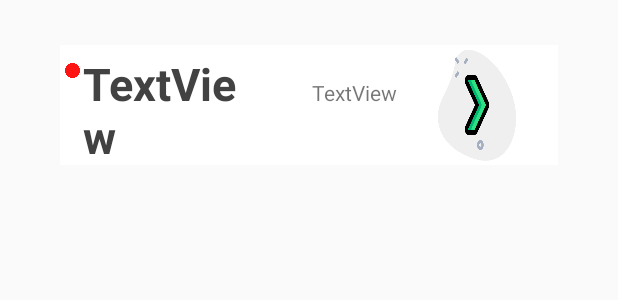
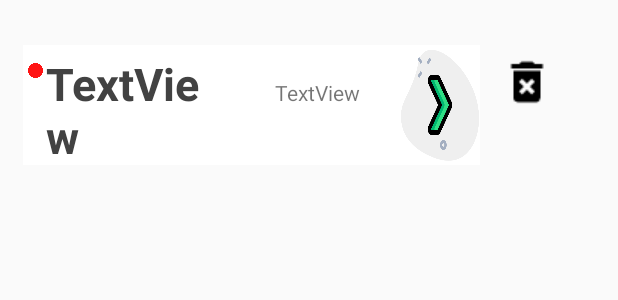
Before and after one commit to klitna/AppIncidencias-SQL, an Android app: the layout item_list.xml on its own in the app's theme, with its tools: preview values and no code run, on a phone screen of 412 x 824 dp. Shown: the top 300 px of the screen. Run offline under Robolectric (Android 15) with nearby library versions, the phone set to English and light mode, and no system bars.

Commit message:
delete item working more or less

```diff
--- a/app/src/main/java/com/example/myapplication/DB/IncidenciaDBHelper.java
+++ b/app/src/main/java/com/example/myapplication/DB/IncidenciaDBHelper.java
@@ -56,8 +56,6 @@ public class IncidenciaDBHelper extends SQLiteOpenHelper {
 
     public void deleteIncidence(SQLiteDatabase db, String idDelete)
     {
-        //SQLiteDatabase db = this.getWritableDatabase();
-
         db.execSQL("DELETE FROM " + IncidenciaEntry.TABLE_NAME+ " WHERE Id = "+Integer.parseInt(idDelete));
         db.close();
     }
--- a/app/src/main/res/layout/item_list.xml
+++ b/app/src/main/res/layout/item_list.xml
@@ -1,4 +1,9 @@
 <?xml version="1.0" encoding="utf-8"?>
+<LinearLayout android:layout_height="wrap_content"
+    xmlns:android="http://schemas.android.com/apk/res/android"
+    android:layout_width="wrap_content"
+    android:background="@color/transparent"
+    android:orientation="horizontal">
     <GridLayout xmlns:android="http://schemas.android.com/apk/res/android"
         xmlns:app="http://schemas.android.com/apk/res-auto"
         xmlns:tools="http://schemas.android.com/tools"
@@ -6,8 +11,7 @@
         android:layout_height="80dp"
         android:clickable="true"
         android:layout_width="match_parent"
-    android:layout_marginRight="40dp"
-    android:layout_marginLeft="40dp"
+        android:layout_marginLeft="15dp"
         android:layout_marginTop="30dp"
         android:background="@color/white"
         android:gravity="center"
@@ -96,8 +100,15 @@
             android:layout_columnSpan="2"
             android:layout_x="310dp"
             android:layout_y="2dp"
-        android:background="@drawable/next"
-        android:scaleType="fitXY"></ImageButton>
+            android:onClick="onItemClick"
+            android:background="@drawable/next"></ImageButton>
+    </GridLayout>
 
-
-</GridLayout>
+    <ImageButton
+        android:id="@+id/deleteItem"
+        android:layout_width="wrap_content"
+        android:layout_height="wrap_content"
+        android:background="@drawable/delete"
+        android:layout_margin="20px"
+        android:layout_gravity="center"/>
+</LinearLayout>
--- a/app/src/main/res/values/colors.xml
+++ b/app/src/main/res/values/colors.xml
@@ -12,5 +12,5 @@
     <color name="red">#E10000</color>
     <color name="orange">#FF6325</color>
     <color name="green">#06AF00</color>
-
+    <color name="transparent">#00000000</color>
 </resources>
```
Also changed, not shown: app/src/main/java/com/example/myapplication/IncidenceInfoActivity.java (+32 -1 lines), app/src/main/java/com/example/myapplication/ListIncidences.java (+10 -13 lines), app/src/main/java/com/example/myapplication/RecyclerViewAdapter.java (+44 -7 lines), app/src/main/res/drawable-v24/delete.png (added). Lines whose indentation alone changed are shown as unchanged.
